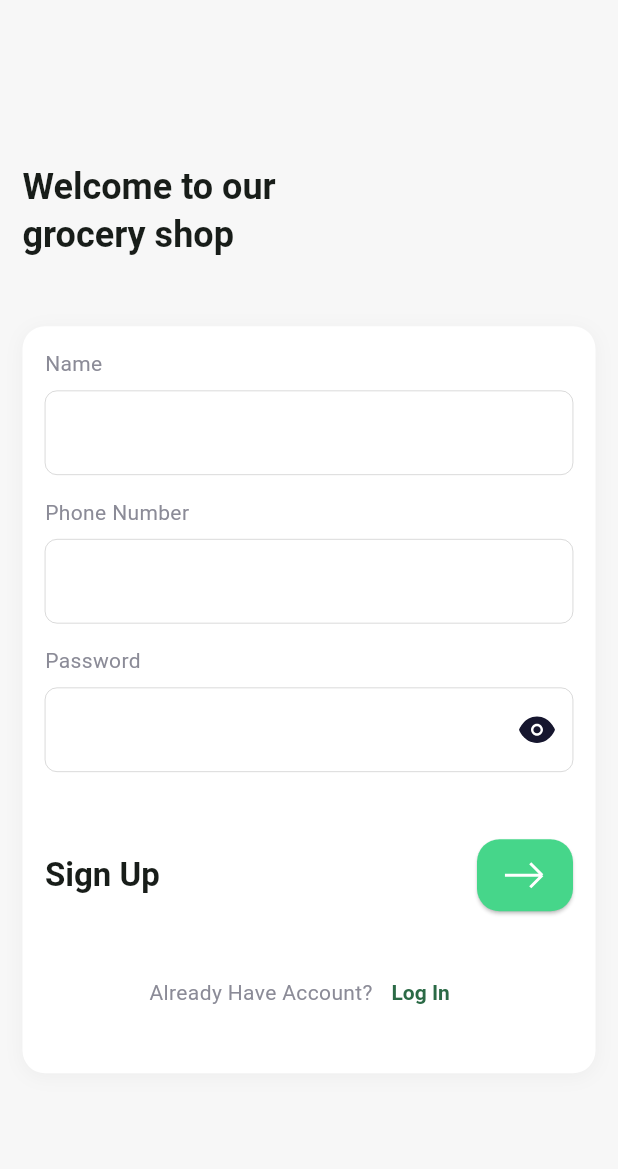
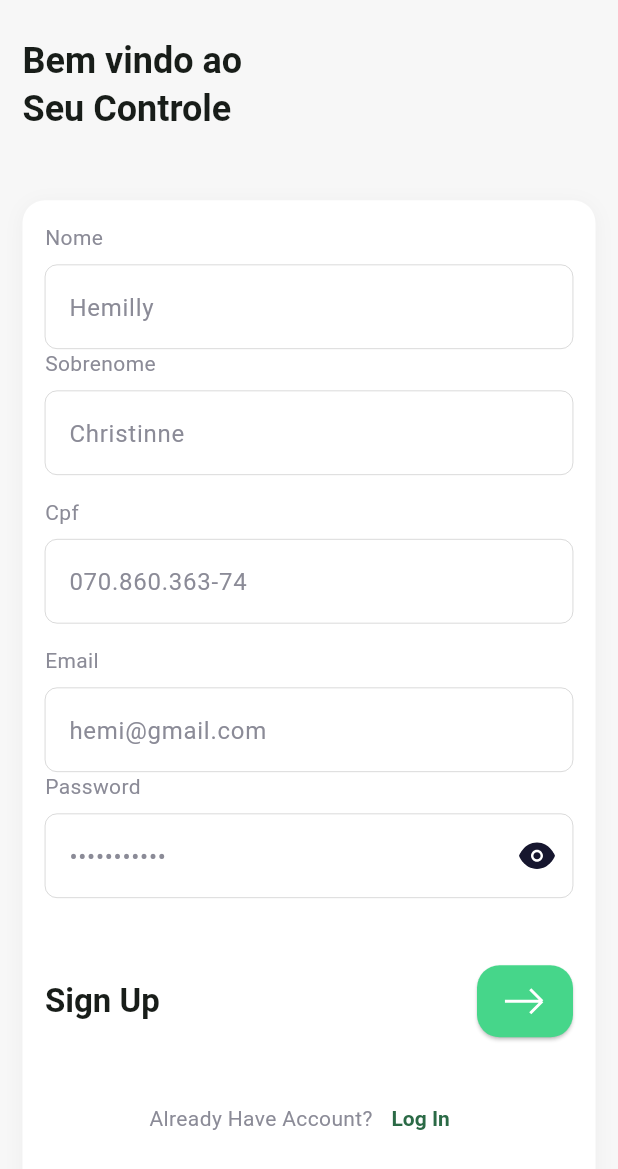
Before and after one commit to rafael-a-s/seu-controle-flutter, a Flutter app: the SignUpPage screen opened by its route, on a phone screen of 412 x 824 dp. Shown: the top 1169 px of the screen. Run offline on Flutter 3.47's test engine with Material 3 defaults, Android fonts, the light colour scheme and no system bars; drawn by our look-alikes of loader_overlay; our stand-ins replace cached_network_image, dartz, dio, equatable, flutter_dotenv, flutter_modular and 7 more; accounts and stored records are empty; network calls fail; Roboto replaces fonts that are missing (Gilroy).

Commit message:
feat: sing up, todo -> redirecionar não vai de primeira

```diff
--- a/lib/app_module.dart
+++ b/lib/app_module.dart
@@ -1,4 +1,5 @@
 import 'package:clean_architeture_flutter/features/core/routes/app_routes.dart';
+import 'package:clean_architeture_flutter/features/presenter/modules/auth/auth.module.dart';
 import 'package:clean_architeture_flutter/features/presenter/modules/home/home.module.dart';
 import 'package:clean_architeture_flutter/features/presenter/modules/onboarding/onboarding.module.dart';
 import 'package:flutter_modular/flutter_modular.dart';
@@ -13,5 +14,6 @@ class AppModule extends Module {
   void routes(r) {
     r.module("/", module: OnboardingModule());
     r.module(AppRoutes.home, module: HomeModule());
+    r.module("/auth", module: AuthModule());
   }
 }
--- /dev/null
+++ b/lib/features/core/constants/app_mask.dart
@@ -0,0 +1,9 @@
+import 'package:mask_text_input_formatter/mask_text_input_formatter.dart';
+
+class AppMask {
+  static final cpf = MaskTextInputFormatter(
+    mask: '###.###.###-##',
+    filter: {"#": RegExp(r'[0-9]')},
+    type: MaskAutoCompletionType.lazy,
+  );
+}
--- a/lib/features/core/utils/validators.dart
+++ b/lib/features/core/utils/validators.dart
@@ -2,20 +2,34 @@ import 'package:form_field_validator/form_field_validator.dart';
 
 class Validators {
   /// Email Validator
-  static final email = EmailValidator(errorText: 'Enter a valid email address');
+  static final email = EmailValidator(errorText: 'Entre com um email válido');
+
+  /// Name Validator
+  static final name = MultiValidator([
+    RequiredValidator(errorText: 'Campo obrigatório'),
+    PatternValidator(r'(^[A-Z][a-z]+(?:\s[a-z]+)*$)',
+        errorText: 'A primeira letra deve ser maiúscula')
+  ]);
+
+  /// Cpf Validator
+  static final cpf = MultiValidator([
+    RequiredValidator(errorText: 'Campo obrigatório'),
+    PatternValidator(r'(^(\d{3}\.?\d{3}\.?\d{3}-?\d{2})$)',
+        errorText: 'O Cpf está no formato inválido')
+  ]);
 
   /// Password Validator
   static final password = MultiValidator([
-    RequiredValidator(errorText: 'Password is required'),
-    MinLengthValidator(8, errorText: 'Password must be at least 8 digits long'),
+    RequiredValidator(errorText: 'Password é obrigatório'),
+    MinLengthValidator(8, errorText: 'A senha deve ter pelo menos 8 dígitos'),
     PatternValidator(r'(?=.*?[#?!@$%^&*-])',
-        errorText: 'Passwords must have at least one special character')
+        errorText: 'A senha deve ter pelo menos um caractere especial')
   ]);
 
   /// Required Validator with Optional Field Name
   static RequiredValidator requiredWithFieldName(String? fieldName) =>
-      RequiredValidator(errorText: '${fieldName ?? 'Field'} is required');
+      RequiredValidator(errorText: '${fieldName ?? 'Field'} é obrigatório');
 
   /// Plain Required Validator
-  static final required = RequiredValidator(errorText: 'Field is required');
+  static final required = RequiredValidator(errorText: 'Campo obrigatório');
 }
--- a/lib/features/data/datasource/auth/auth.datasource.dart
+++ b/lib/features/data/datasource/auth/auth.datasource.dart
@@ -1,7 +1,9 @@
 import 'package:clean_architeture_flutter/core/domain/base_json.convert.dart';
 import 'package:clean_architeture_flutter/features/data/model/auth/auth_user.model.dart';
+import 'package:clean_architeture_flutter/features/data/model/user/user_sing_up.model.dart';
 
 abstract class AuthDatasource {
   Future<AuthUserModel> token(String cpf, String password);
+  Future<String> singUp(UserSingUpModel userSingUpModel);
   JsonModelConvert<AuthUserModel> getConvert();
 }
--- /dev/null
+++ b/lib/features/data/model/user/user_sing_up.model.dart
@@ -0,0 +1,32 @@
+class UserSingUpModel {
+  final String firstName;
+  final String lastName;
+  final String cpf;
+  final String email;
+  final String password;
+
+  UserSingUpModel({
+    required this.firstName,
+    required this.lastName,
+    required this.cpf,
+    required this.email,
+    required this.password,
+  });
+
+  factory UserSingUpModel.fromModel(Map<String, dynamic> user) {
+    return UserSingUpModel(
+        firstName: user['firstName'],
+        lastName: user['lastName'],
+        cpf: user['cpf'],
+        email: user['email'],
+        password: user['password']);
+  }
+
+  Map<String, dynamic> toJson() => {
+        'firstName': firstName,
+        'lastName': lastName,
+        'cpf': cpf,
+        'email': email,
+        'password': password,
+      };
+}
--- a/lib/features/domain/repositories/auth_repository.dart
+++ b/lib/features/domain/repositories/auth_repository.dart
@@ -1,7 +1,9 @@
 import 'package:clean_architeture_flutter/core/erros/failures.dart';
+import 'package:clean_architeture_flutter/features/data/model/user/user_sing_up.model.dart';
 import 'package:clean_architeture_flutter/features/domain/entity/auth/auth_user.dart';
 import 'package:dartz/dartz.dart';
 
 abstract class AuthRepository {
   Future<Either<Failure, AuthUser>> token(String cpf, String password);
+  Future<Either<Failure, String>> singUp(UserSingUpModel userModel);
 }
--- a/lib/features/presenter/modules/auth/auth.module.dart
+++ b/lib/features/presenter/modules/auth/auth.module.dart
@@ -5,7 +5,9 @@ import 'package:clean_architeture_flutter/features/data/datasource/auth/auth_imp
 import 'package:clean_architeture_flutter/features/data/repositorie/auth_impl.repository.dart';
 import 'package:clean_architeture_flutter/features/domain/repositories/auth_repository.dart';
 import 'package:clean_architeture_flutter/features/domain/usecases/auth/login.usecase.dart';
+import 'package:clean_architeture_flutter/features/domain/usecases/auth/sing_up.usecase.dart';
 import 'package:clean_architeture_flutter/features/presenter/modules/auth/controller/auth_login.controller.dart';
+import 'package:clean_architeture_flutter/features/presenter/modules/auth/controller/auth_sing_up.controller.dart';
 import 'package:clean_architeture_flutter/features/presenter/modules/auth/pages/intro_login_page.dart';
 import 'package:clean_architeture_flutter/features/presenter/modules/auth/pages/login_page.dart';
 import 'package:clean_architeture_flutter/features/presenter/modules/auth/pages/sign_up_page.dart';
@@ -34,7 +36,9 @@ class AuthModule extends Module {
     i.addSingleton<AuthDatasource>(AuthDatasourceImpl.new);
     i.addSingleton<AuthRepository>(AuthRepositoryImpl.new);
     i.add<LoginUsecase>(LoginUsecase.new);
+    i.add<SingUpUsecase>(SingUpUsecase.new);
     i.add<AuthLoginController>(AuthLoginController.new);
+    i.add<AuthSingUpController>(AuthSingUpController.new);
   }
 
   @override
--- a/lib/features/presenter/modules/auth/components/already_have_accout.dart
+++ b/lib/features/presenter/modules/auth/components/already_have_accout.dart
@@ -1,5 +1,6 @@
 import 'package:clean_architeture_flutter/features/core/routes/app_routes.dart';
 import 'package:flutter/material.dart';
+import 'package:flutter_modular/flutter_modular.dart';
 
 class AlreadyHaveAnAccount extends StatelessWidget {
   const AlreadyHaveAnAccount({
@@ -13,7 +14,7 @@ class AlreadyHaveAnAccount extends StatelessWidget {
       children: [
         const Text('Already Have Account?'),
         TextButton(
-          onPressed: () => Navigator.pushNamed(context, AppRoutes.login),
+          onPressed: () => Modular.to.pushNamed('/auth${AppRoutes.login}'),
           child: const Text('Log In'),
         ),
       ],
--- a/lib/features/presenter/modules/auth/components/sign_up_button.dart
+++ b/lib/features/presenter/modules/auth/components/sign_up_button.dart
@@ -6,7 +6,10 @@ import 'package:flutter_svg/svg.dart';
 class SignUpButton extends StatelessWidget {
   const SignUpButton({
     Key? key,
+    required this.onPressed,
   }) : super(key: key);
+
+  final void Function() onPressed;
 
   @override
   Widget build(BuildContext context) {
@@ -22,9 +25,7 @@ class SignUpButton extends StatelessWidget {
           ),
           const Spacer(),
           ElevatedButton(
-            onPressed: () {
-              Navigator.pushNamed(context, AppRoutes.numberVerification);
-            },
+            onPressed: onPressed,
             style: ElevatedButton.styleFrom(elevation: 1),
             child: SvgPicture.asset(
               AppIcons.arrowForward,
--- a/lib/features/presenter/modules/auth/components/sign_up_form.dart
+++ b/lib/features/presenter/modules/auth/components/sign_up_form.dart
@@ -1,19 +1,63 @@
+import 'package:clean_architeture_flutter/features/core/constants/app_mask.dart';
 import 'package:clean_architeture_flutter/features/core/constants/constants.dart';
+import 'package:clean_architeture_flutter/features/core/routes/app_routes.dart';
 import 'package:clean_architeture_flutter/features/core/utils/validators.dart';
+import 'package:clean_architeture_flutter/features/presenter/modules/auth/controller/auth_sing_up.controller.dart';
 import 'package:flutter/material.dart';
-import 'package:flutter/services.dart';
+import 'package:flutter_modular/flutter_modular.dart';
 import 'package:flutter_svg/svg.dart';
+import 'package:hooks_riverpod/hooks_riverpod.dart';
+import 'package:loader_overlay/loader_overlay.dart';
 
 import 'already_have_accout.dart';
 import 'sign_up_button.dart';
 
-class SignUpForm extends StatelessWidget {
+class SignUpForm extends StatefulHookConsumerWidget {
   const SignUpForm({
     Key? key,
   }) : super(key: key);
 
   @override
+  _SingUpForm createState() => _SingUpForm();
+}
+
+class _SingUpForm extends ConsumerState<SignUpForm> {
+  final _key = GlobalKey<FormState>();
+  final _firstName = TextEditingController(text: 'Hemilly');
+  final _lastName = TextEditingController(text: 'Christinne');
+  final _cpf = TextEditingController(text: '070.860.363-74');
+  final _email = TextEditingController(text: 'hemi@gmail.com');
+  final _password = TextEditingController(text: 'R@fael123fd');
+
+  singUp() async {
+    final bool isFormOkay = _key.currentState!.validate();
+    debugPrint(isFormOkay.toString());
+    if (isFormOkay) {
+      final user = <String, dynamic>{
+        'firstName': _firstName.text,
+        'lastName': _lastName.text,
+        'cpf': _cpf.text,
+        'email': _email.text,
+        'password': _password.text,
+      };
+
+      await ref.read(authSingUpStateProvider.notifier).singUp(user);
+
+      final location = ref.read(authSingUpStateProvider.notifier).state.uri;
+
+      if (location!.isNotEmpty) {
+        Modular.to.pushNamed('/auth${AppRoutes.login}');
+      }
+    }
+  }
+
+  @override
   Widget build(BuildContext context) {
+    final loading =
+        ref.watch(authSingUpStateProvider.select((value) => value.isLoading));
+
+    loading ? context.loaderOverlay.show() : context.loaderOverlay.hide();
+
     return Container(
       margin: const EdgeInsets.all(AppDefaults.margin),
       padding: const EdgeInsets.all(AppDefaults.padding),
@@ -22,28 +66,46 @@ class SignUpForm extends StatelessWidget {
         boxShadow: AppDefaults.boxShadow,
         borderRadius: AppDefaults.borderRadius,
       ),
+      child: Form(
+        key: _key,
         child: Column(
           crossAxisAlignment: CrossAxisAlignment.start,
           children: [
-          const Text("Name"),
+            const Text("Nome"),
             const SizedBox(height: 8),
             TextFormField(
-            validator: Validators.requiredWithFieldName('Name'),
+              controller: _firstName,
+              validator: Validators.name,
+              textInputAction: TextInputAction.next,
+            ),
+            const Text("Sobrenome"),
+            const SizedBox(height: 8),
+            TextFormField(
+              controller: _lastName,
+              validator: Validators.name,
               textInputAction: TextInputAction.next,
             ),
             const SizedBox(height: AppDefaults.padding),
-          const Text("Phone Number"),
+            const Text("Cpf"),
             const SizedBox(height: 8),
             TextFormField(
+              controller: _cpf,
+              validator: Validators.cpf,
+              inputFormatters: [AppMask.cpf],
               textInputAction: TextInputAction.next,
-            validator: Validators.required,
-            keyboardType: TextInputType.number,
-            inputFormatters: [FilteringTextInputFormatter.digitsOnly],
             ),
             const SizedBox(height: AppDefaults.padding),
+            const Text("Email"),
+            const SizedBox(height: 8),
+            TextFormField(
+              controller: _email,
+              validator: Validators.requiredWithFieldName('Email'),
+              textInputAction: TextInputAction.next,
+            ),
             const Text("Password"),
             const SizedBox(height: 8),
             TextFormField(
+              controller: _password,
               validator: Validators.required,
               textInputAction: TextInputAction.next,
               obscureText: true,
@@ -61,11 +123,12 @@ class SignUpForm extends StatelessWidget {
               ),
             ),
             const SizedBox(height: AppDefaults.padding),
-          const SignUpButton(),
+            SignUpButton(onPressed: loading ? () {} : singUp),
             const AlreadyHaveAnAccount(),
             const SizedBox(height: AppDefaults.padding),
           ],
         ),
+      ),
     );
   }
 }
--- a/lib/features/presenter/modules/auth/components/sign_up_page_header.dart
+++ b/lib/features/presenter/modules/auth/components/sign_up_page_header.dart
@@ -13,7 +13,7 @@ class SignUpPageHeader extends StatelessWidget {
       child: Padding(
         padding: const EdgeInsets.all(AppDefaults.padding),
         child: Text(
-          'Welcome to our\ngrocery shop',
+          'Bem vindo ao\nSeu Controle',
           style: Theme.of(context).textTheme.headlineSmall?.copyWith(
                 fontWeight: FontWeight.bold,
               ),
--- a/lib/features/presenter/modules/onboarding/onboarding.module.dart
+++ b/lib/features/presenter/modules/onboarding/onboarding.module.dart
@@ -1,4 +1,3 @@
-import 'package:clean_architeture_flutter/features/presenter/modules/auth/auth.module.dart';
 import 'package:clean_architeture_flutter/features/presenter/modules/onboarding/pages/onboarding_page.dart';
 import 'package:flutter_modular/flutter_modular.dart';
 
@@ -11,6 +10,5 @@ class OnboardingModule extends Module {
   @override
   void routes(RouteManager r) {
     r.child("/", child: (_) => const OnboardingPage());
-    r.module("/auth", module: AuthModule());
   }
 }
--- a/lib/features/presenter/modules/onboarding/pages/onboarding_page.dart
+++ b/lib/features/presenter/modules/onboarding/pages/onboarding_page.dart
@@ -36,7 +36,7 @@ class _OnboardingPageState extends State<OnboardingPage> {
   }
 
   _gotoLoginSignUp() {
-    Modular.to.navigate("/auth/");
+    Modular.to.navigate("/auth");
   }
 
   @override
--- a/pubspec.yaml
+++ b/pubspec.yaml
@@ -46,6 +46,7 @@ dependencies:
   hive: ^2.2.3
   loader_overlay: ^4.0.0
   flutter_spinkit: ^5.2.0
+  mask_text_input_formatter: ^2.7.0
 
 
   # The following adds the Cupertino Icons font to your application.
```
Also changed, not shown: lib/features/data/datasource/auth/auth_impl.datasource.dart (+11 -1 lines), lib/features/data/repositorie/auth_impl.repository.dart (+12 -1 lines), lib/features/domain/usecases/auth/sing_up.usecase.dart (added, +16 -0 lines), lib/features/presenter/modules/auth/controller/auth_sing_up.controller.dart (added, +51 -0 lines), pubspec.lock. Lines whose indentation alone changed are shown as unchanged.
